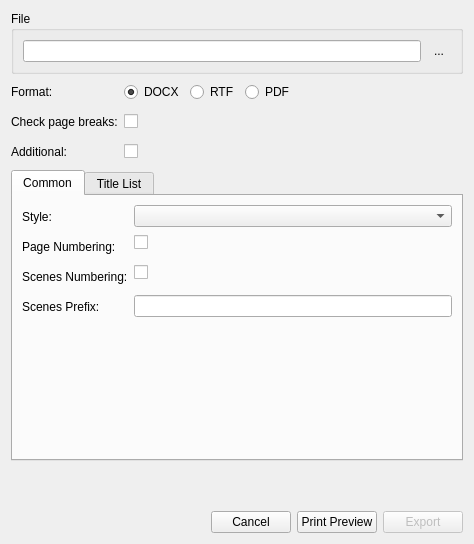
The window that src/bin/Scenarist/UserInterfaceLayer/Export/ExportDialog.ui (dimkanovikov/KITScenarist) describes before a commit, drawn with Qt 5.
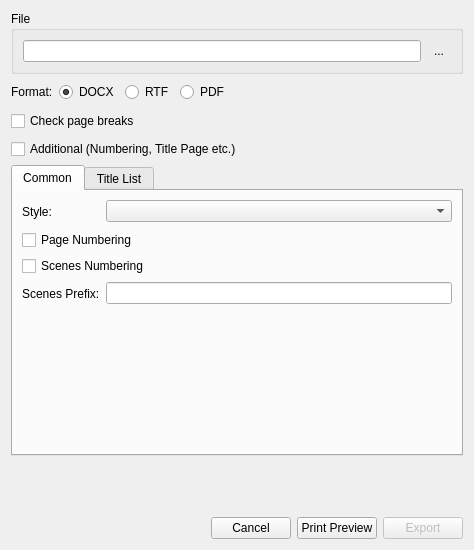
The same window after the commit. Icons and pictures are not drawn.

Diff of the .ui file:
```diff
--- a/src/bin/Scenarist/UserInterfaceLayer/Export/ExportDialog.ui
+++ b/src/bin/Scenarist/UserInterfaceLayer/Export/ExportDialog.ui
@@ -7,14 +7,27 @@
     <x>0</x>
     <y>0</y>
     <width>474</width>
-    <height>544</height>
+    <height>550</height>
    </rect>
   </property>
   <property name="windowTitle">
    <string>Export Scenario</string>
   </property>
   <layout class="QGridLayout" name="gridLayout">
-   <item row="0" column="0" colspan="3">
+   <item row="3" column="0" colspan="2">
+    <widget class="QCheckBox" name="showAdditional">
+     <property name="sizePolicy">
+      <sizepolicy hsizetype="Preferred" vsizetype="Fixed">
+       <horstretch>0</horstretch>
+       <verstretch>0</verstretch>
+      </sizepolicy>
+     </property>
+     <property name="text">
+      <string>Additional (Numbering, Title Page etc.)</string>
+     </property>
+    </widget>
+   </item>
+   <item row="0" column="0" colspan="2">
     <widget class="QGroupBox" name="groupBox">
      <property name="title">
       <string>File</string>
@@ -56,7 +69,7 @@
      </layout>
     </widget>
    </item>
-   <item row="7" column="0" colspan="3">
+   <item row="7" column="0" colspan="2">
     <layout class="QHBoxLayout" name="horizontalLayout">
      <item>
       <spacer name="horizontalSpacer">
@@ -100,35 +113,6 @@
      </item>
     </layout>
    </item>
-   <item row="3" column="0" colspan="2">
-    <widget class="QLabel" name="label_8">
-     <property name="minimumSize">
-      <size>
-       <width>0</width>
-       <height>24</height>
-      </size>
-     </property>
-     <property name="text">
-      <string>Additional:</string>
-     </property>
-     <property name="buddy">
-      <cstring>showAdditional</cstring>
-     </property>
-    </widget>
-   </item>
-   <item row="3" column="2">
-    <widget class="QCheckBox" name="showAdditional">
-     <property name="sizePolicy">
-      <sizepolicy hsizetype="Preferred" vsizetype="Fixed">
-       <horstretch>0</horstretch>
-       <verstretch>0</verstretch>
-      </sizepolicy>
-     </property>
-     <property name="text">
-      <string/>
-     </property>
-    </widget>
-   </item>
    <item row="1" column="0">
     <widget class="QLabel" name="label_2">
      <property name="minimumSize">
@@ -145,36 +129,7 @@
      </property>
     </widget>
    </item>
-   <item row="2" column="0" colspan="2">
-    <widget class="QLabel" name="label_9">
-     <property name="minimumSize">
-      <size>
-       <width>0</width>
-       <height>24</height>
-      </size>
-     </property>
-     <property name="text">
-      <string>Check page breaks:</string>
-     </property>
-     <property name="buddy">
-      <cstring>showAdditional</cstring>
-     </property>
-    </widget>
-   </item>
-   <item row="2" column="2">
-    <widget class="QCheckBox" name="checkPageBreaks">
-     <property name="sizePolicy">
-      <sizepolicy hsizetype="Expanding" vsizetype="Fixed">
-       <horstretch>0</horstretch>
-       <verstretch>0</verstretch>
-      </sizepolicy>
-     </property>
-     <property name="text">
-      <string/>
-     </property>
-    </widget>
-   </item>
-   <item row="5" column="0" colspan="3">
+   <item row="5" column="0" colspan="2">
     <widget class="QTabWidget" name="additionalSettings">
      <property name="currentIndex">
       <number>0</number>
@@ -210,53 +165,7 @@
          </property>
         </widget>
        </item>
-       <item row="1" column="0">
-        <widget class="QLabel" name="label_5">
-         <property name="minimumSize">
-          <size>
-           <width>0</width>
-           <height>24</height>
-          </size>
-         </property>
-         <property name="text">
-          <string>Page Numbering:</string>
-         </property>
-         <property name="buddy">
-          <cstring>pageNumbering</cstring>
-         </property>
-        </widget>
-       </item>
-       <item row="1" column="1">
-        <widget class="QCheckBox" name="pageNumbering">
-         <property name="text">
-          <string/>
-         </property>
-        </widget>
-       </item>
-       <item row="2" column="0">
-        <widget class="QLabel" name="label_6">
-         <property name="minimumSize">
-          <size>
-           <width>0</width>
-           <height>24</height>
-          </size>
-         </property>
-         <property name="text">
-          <string>Scenes Numbering:</string>
-         </property>
-         <property name="buddy">
-          <cstring>scenesNumbering</cstring>
-         </property>
-        </widget>
-       </item>
-       <item row="2" column="1">
-        <widget class="QCheckBox" name="scenesNumbering">
-         <property name="text">
-          <string/>
-         </property>
-        </widget>
-       </item>
-       <item row="3" column="0">
+       <item row="4" column="0">
         <widget class="QLabel" name="label_7">
          <property name="minimumSize">
           <size>
@@ -272,13 +181,27 @@
          </property>
         </widget>
        </item>
-       <item row="3" column="1">
+       <item row="4" column="1">
         <widget class="QLineEdit" name="scenesPrefix">
          <property name="text">
           <string/>
          </property>
         </widget>
        </item>
+       <item row="1" column="0" colspan="2">
+        <widget class="QCheckBox" name="pageNumbering">
+         <property name="text">
+          <string>Page Numbering</string>
+         </property>
+        </widget>
+       </item>
+       <item row="2" column="0" colspan="2">
+        <widget class="QCheckBox" name="scenesNumbering">
+         <property name="text">
+          <string>Scenes Numbering</string>
+         </property>
+        </widget>
+       </item>
       </layout>
      </widget>
      <widget class="QWidget" name="titleListTab">
@@ -396,7 +319,7 @@
      </widget>
     </widget>
    </item>
-   <item row="1" column="2">
+   <item row="1" column="1">
     <layout class="QHBoxLayout" name="horizontalLayout_2">
      <item>
       <widget class="QRadioButton" name="docx">
@@ -453,6 +376,61 @@
      </property>
     </spacer>
    </item>
+   <item row="2" column="0" colspan="2">
+    <layout class="QHBoxLayout" name="horizontalLayout_4">
+     <item>
+      <widget class="QCheckBox" name="checkPageBreaks">
+       <property name="sizePolicy">
+        <sizepolicy hsizetype="Preferred" vsizetype="Fixed">
+         <horstretch>0</horstretch>
+         <verstretch>0</verstretch>
+        </sizepolicy>
+       </property>
+       <property name="text">
+        <string>Check page breaks</string>
+       </property>
+      </widget>
+     </item>
+     <item>
+      <widget class="QLabel" name="label_29">
+       <property name="maximumSize">
+        <size>
+         <width>16</width>
+         <height>16</height>
+        </size>
+       </property>
+       <property name="cursor">
+        <cursorShape>WhatsThisCursor</cursorShape>
+       </property>
+       <property name="toolTip">
+        <string>Checking page breaks can increase scenario page numbers.</string>
+       </property>
+       <property name="text">
+        <string/>
+       </property>
+       <property name="pixmap">
+        <pixmap resource="../../Resources/Resources.qrc">:/Graphics/Icons/help.png</pixmap>
+       </property>
+       <property name="scaledContents">
+        <bool>true</bool>
+       </property>
+      </widget>
+     </item>
+     <item>
+      <spacer name="horizontalSpacer_3">
+       <property name="orientation">
+        <enum>Qt::Horizontal</enum>
+       </property>
+       <property name="sizeHint" stdset="0">
+        <size>
+         <width>188</width>
+         <height>23</height>
+        </size>
+       </property>
+      </spacer>
+     </item>
+    </layout>
+   </item>
   </layout>
  </widget>
  <tabstops>
```
Left out of the diff: 1 changed line with no effect on the pictures.
